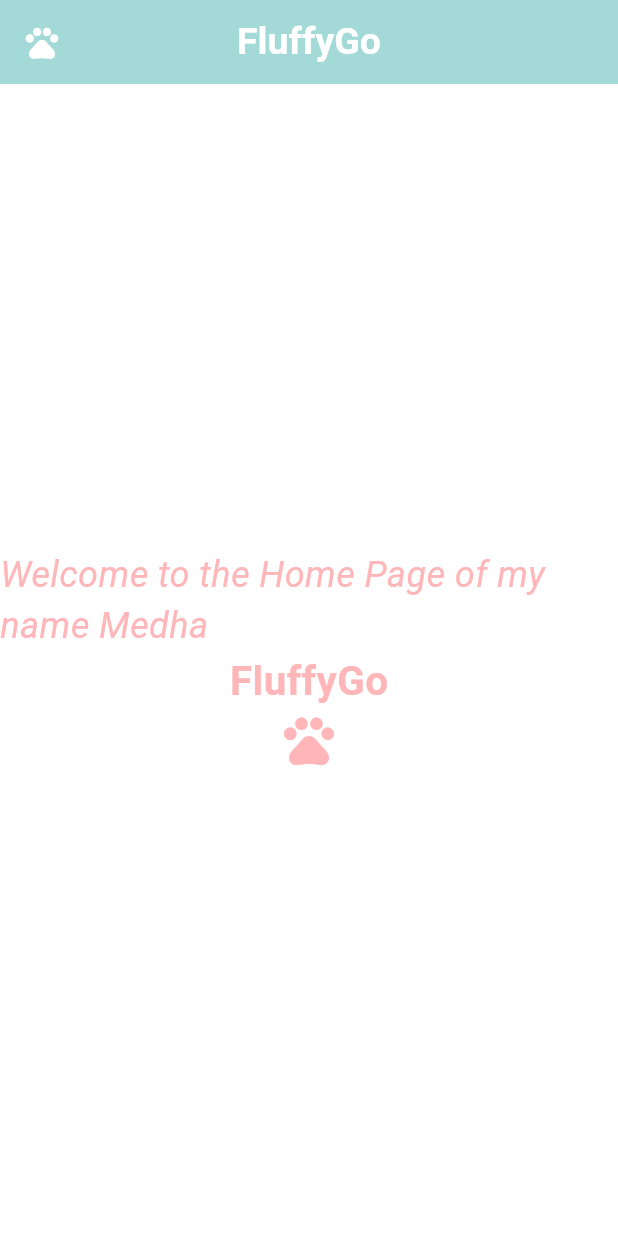
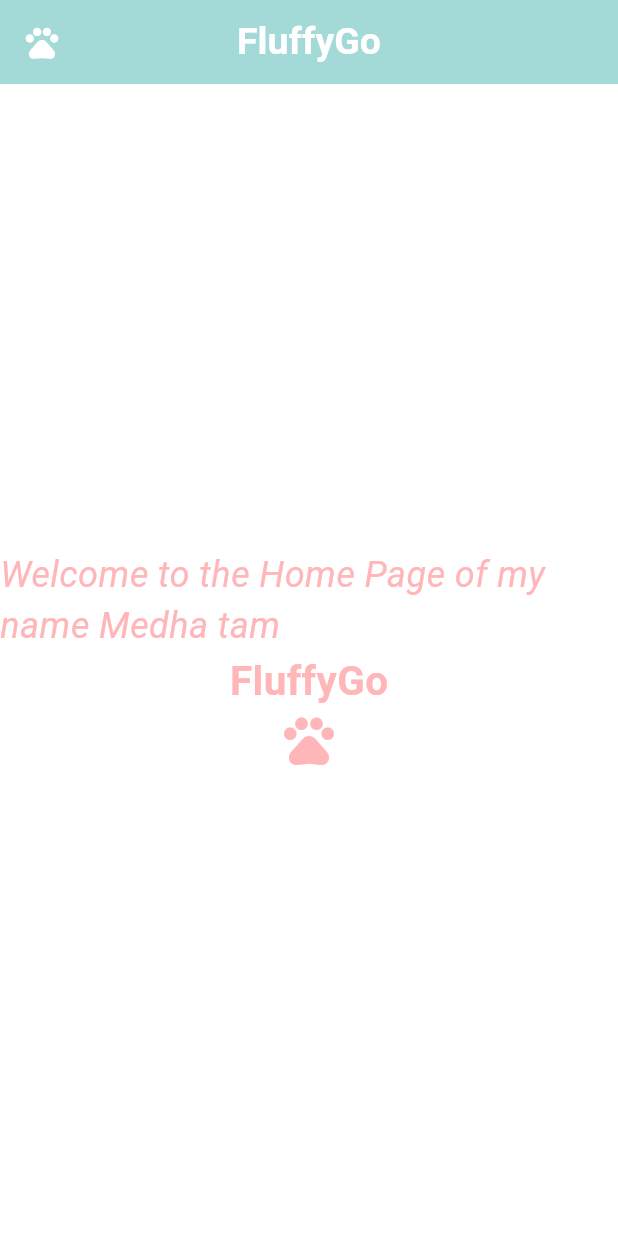
Before and after one commit to Medha1824/splash_screen_making, a Flutter app: the screen it shows after launch, on a phone screen of 412 x 824 dp. Run offline on Flutter 3.47's test engine with Material 3 defaults, Android fonts, the phone set to English and light mode, and no system bars.

Commit message:
Version 6

```diff
--- a/lib/main.dart
+++ b/lib/main.dart
@@ -43,7 +43,7 @@ class MyHomePage extends StatelessWidget {
           mainAxisAlignment: MainAxisAlignment.center,
           children: [
             Text(
-              'Welcome to the Home Page of my name Medha',
+              'Welcome to the Home Page of my name Medha tam',
               style: TextStyle(
                 color: Color(0xFFFFB6B9),
                 fontSize: 24,
```
